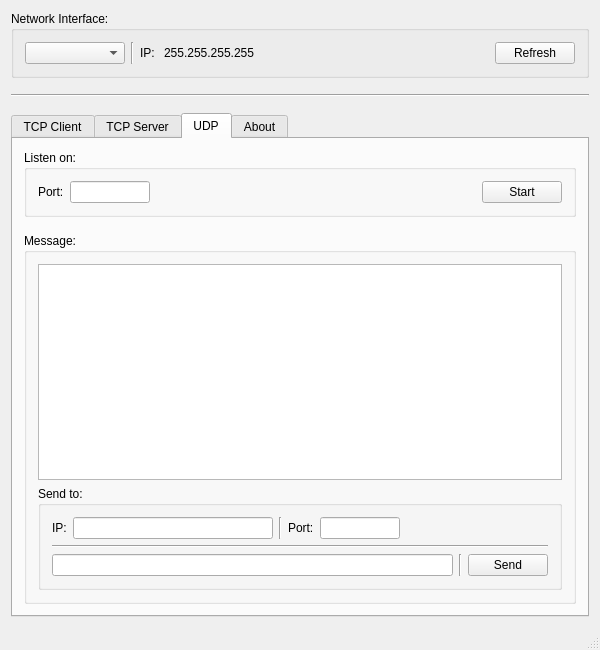
Before: the Qt Designer form mainwindow.ui in rookiepeng/comm-test, drawn with Qt 5.
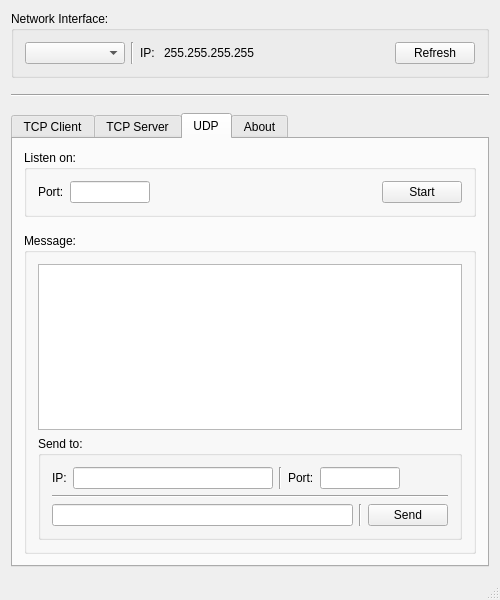
After: the same form once the commit is applied.

```diff
--- a/mainwindow.ui
+++ b/mainwindow.ui
@@ -6,8 +6,8 @@
    <rect>
     <x>0</x>
     <y>0</y>
-    <width>600</width>
-    <height>650</height>
+    <width>500</width>
+    <height>600</height>
    </rect>
   </property>
   <property name="minimumSize">
```
Left out of the diff: 2 changed lines with no effect on the pictures.
